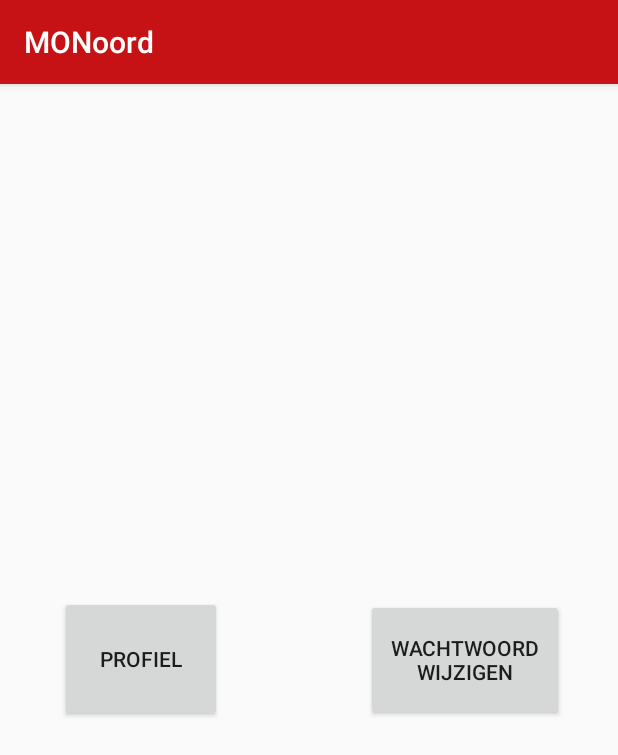
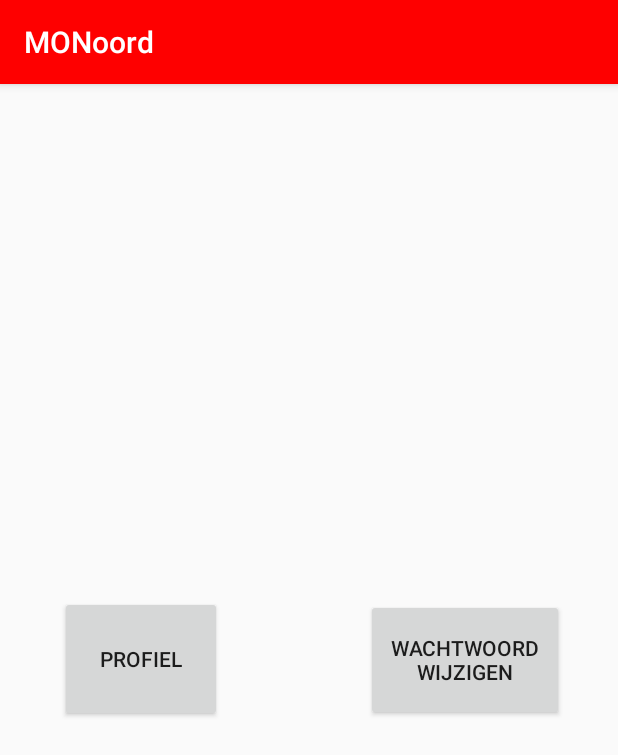
Before and after one commit to svh1998/monoordapp, an Android app: the screen it shows after launch (MainActivity), on a phone screen of 412 x 824 dp. Shown: the top 755 px of the screen. Run offline under Robolectric (Android 15) with nearby library versions, the phone set to English and light mode, and no system bars.

Commit message:
changed color

```diff
--- a/app/src/main/java/com/example/svanh/testproject/MainActivity.java
+++ b/app/src/main/java/com/example/svanh/testproject/MainActivity.java
@@ -6,6 +6,7 @@ import android.os.Bundle;
 import android.view.View;
 
 import com.example.svanh.testproject.profiel.EditPassword;
+import com.example.svanh.testproject.profiel.EditProfile;
 
 public class MainActivity extends AppCompatActivity {
 
@@ -19,4 +20,9 @@ public class MainActivity extends AppCompatActivity {
         Intent intent = new Intent(this, EditPassword.class);
         startActivity(intent);
     }
+
+    public void ChangeProfile(View view) {
+        Intent intent = new Intent(this, EditProfile.class);
+        startActivity(intent);
+    }
 }
--- a/app/src/main/res/layout/activity_main.xml
+++ b/app/src/main/res/layout/activity_main.xml
@@ -10,17 +10,18 @@
         android:id="@+id/button11"
         android:layout_width="108dp"
         android:layout_height="84dp"
+        android:layout_marginBottom="8dp"
+        android:layout_marginLeft="8dp"
+        android:layout_marginRight="8dp"
+        android:layout_marginTop="8dp"
+        android:onClick="ChangeProfile"
         android:text="Profiel"
+        app:layout_constraintBottom_toBottomOf="parent"
+        app:layout_constraintHorizontal_bias="0.111"
+        app:layout_constraintLeft_toLeftOf="parent"
+        app:layout_constraintRight_toRightOf="parent"
         app:layout_constraintTop_toTopOf="parent"
-        android:layout_marginTop="8dp"
-        app:layout_constraintBottom_toBottomOf="parent"
-        android:layout_marginBottom="8dp"
-        app:layout_constraintVertical_bias="0.499"
-        android:layout_marginRight="8dp"
-        app:layout_constraintRight_toRightOf="parent"
-        android:layout_marginLeft="8dp"
-        app:layout_constraintLeft_toLeftOf="parent"
-        app:layout_constraintHorizontal_bias="0.111" />
+        app:layout_constraintVertical_bias="0.499" />
 
     <Button
         android:id="@+id/button10"
--- a/app/src/main/res/values/colors.xml
+++ b/app/src/main/res/values/colors.xml
@@ -1,6 +1,6 @@
 <?xml version="1.0" encoding="utf-8"?>
 <resources>
-    <color name="colorPrimary">#C61215</color>
-    <color name="colorPrimaryDark">#303F9F</color>
-    <color name="colorAccent">#C61217</color>
+    <color name="colorPrimary">#FE0000</color>
+    <color name="colorPrimaryDark">#C61215</color>
+    <color name="colorAccent">#FE0000</color>
 </resources>
```
Also changed, not shown: app/src/main/res/layout/activity_login2.xml (+18 -1 lines).
